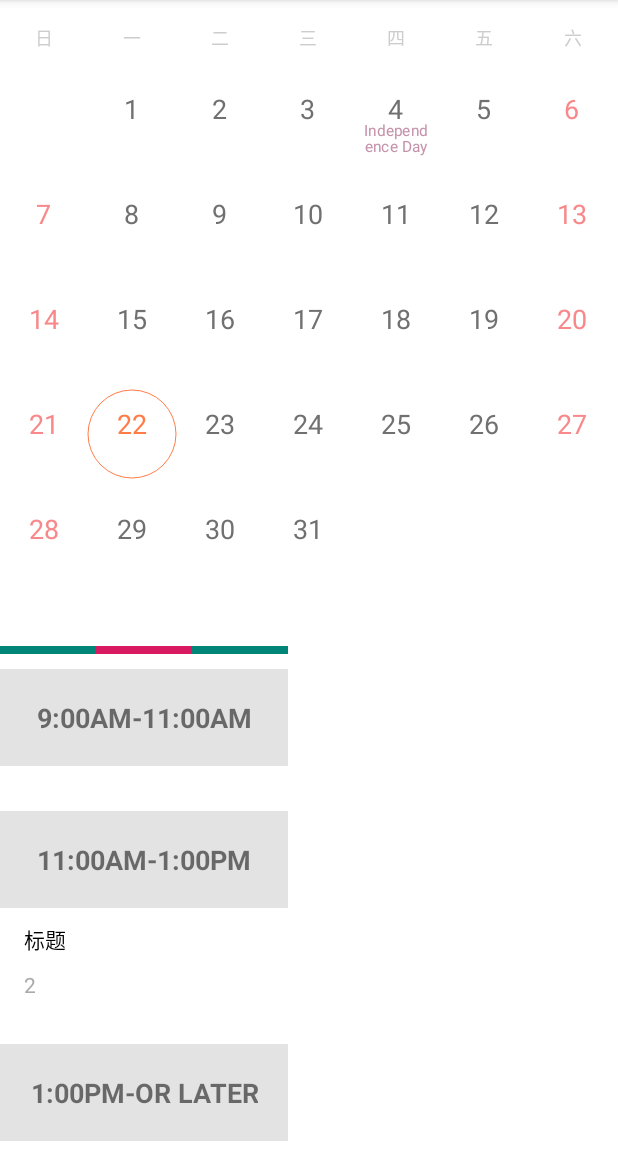
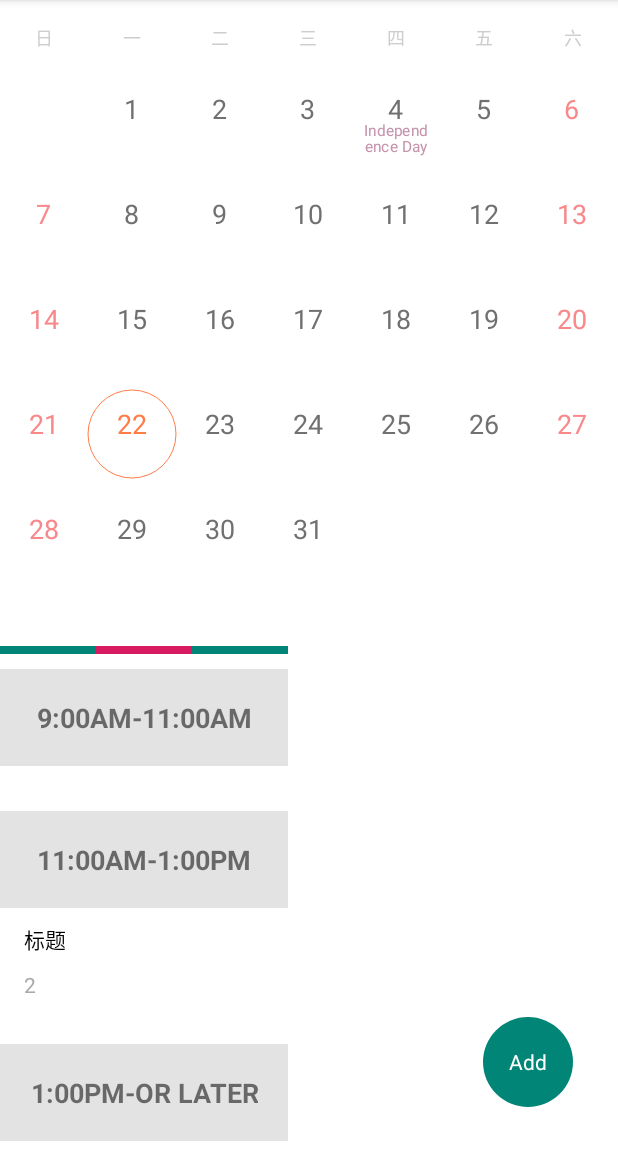
Before and after one commit to zhuandian/MedicineService, an Android app: the screen it shows after launch (MainActivity), on a phone screen of 412 x 824 dp, the part 84-1236 px from its top. Run offline under Robolectric (Android 15) with nearby library versions, the phone set to English and light mode, and no system bars.

Commit message:
首页添加按钮改完圆形按钮

```diff
--- a/app/src/main/java/com/zhuandian/medicineserver/datepicker/MainActivity.java
+++ b/app/src/main/java/com/zhuandian/medicineserver/datepicker/MainActivity.java
@@ -38,7 +38,7 @@ public class MainActivity extends AppCompatActivity implements MonthView.OnDateC
     private TextView weekTxt;
     private Calendar now;
     private LinearLayout llAddContainer;
-    private Button btnAdd;
+    private TextView btnAdd;
     private SQLiteDatabase dbWrite;
     private DBHelper helper;
     private String dateStr;
@@ -61,7 +61,7 @@ public class MainActivity extends AppCompatActivity implements MonthView.OnDateC
         contentLayout = (LinearLayout) findViewById(R.id.content_layout);
         weekTxt = (TextView) findViewById(R.id.week_text);
         llAddContainer = (LinearLayout) findViewById(R.id.ll_add_container);
-        btnAdd = (Button) findViewById(R.id.btn_add);
+        btnAdd = (TextView) findViewById(R.id.btn_add);
         btnAdd.setOnClickListener(new View.OnClickListener() {
             @Override
             public void onClick(View v) {
@@ -99,7 +99,7 @@ public class MainActivity extends AppCompatActivity implements MonthView.OnDateC
             String count = cursor.getString(cursor.getColumnIndex("count"));
             String title = cursor.getString(cursor.getColumnIndex("title"));
             String time = cursor.getString(cursor.getColumnIndex("time"));
-            if (date.contains(dateStr)){
+            if (date.contains(dateStr)) {
                 DbEntity dbEntity = new DbEntity();
                 dbEntity.setCount(count);
                 dbEntity.setDate(date);
@@ -109,15 +109,12 @@ public class MainActivity extends AppCompatActivity implements MonthView.OnDateC
             }
         }
 
-        if (dbEntityList.size()>0){
-            llAddContainer.setVisibility(View.GONE);
-                MyListView child = new MyListView(this);
+        if (dbEntityList.size() > 0) {
+            MyListView child = new MyListView(this);
 //                child.setDbEntityList(dbEntityList);
-                child.initView(dbEntityList);
-                contentLayout.addView(child);
+            child.initView(dbEntityList);
+            contentLayout.addView(child);
 
-        }else {
-            llAddContainer.setVisibility(View.VISIBLE);
         }
     }
 
--- /dev/null
+++ b/app/src/main/res/drawable/btn_bg.xml
@@ -0,0 +1,8 @@
+<?xml version="1.0" encoding="utf-8"?>
+<shape xmlns:android="http://schemas.android.com/apk/res/android"
+    android:shape="oval">
+    <size
+        android:width="30dp"
+        android:height="30dp" />
+    <solid android:color="@color/colorPrimary" />
+</shape>
--- a/app/src/main/res/layout/activity_main_datapicker.xml
+++ b/app/src/main/res/layout/activity_main_datapicker.xml
@@ -1,5 +1,9 @@
 <?xml version="1.0" encoding="utf-8"?>
-<LinearLayout xmlns:android="http://schemas.android.com/apk/res/android"
+<RelativeLayout xmlns:android="http://schemas.android.com/apk/res/android"
+    android:layout_width="match_parent"
+    android:layout_height="match_parent">
+
+    <LinearLayout
         android:layout_width="match_parent"
         android:layout_height="match_parent"
         android:background="@color/colorWhite"
@@ -33,29 +37,6 @@
                     android:textSize="12sp"
                     android:visibility="invisible" />
 
-            <LinearLayout
-                android:id="@+id/ll_add_container"
-                android:layout_width="match_parent"
-                android:layout_height="wrap_content"
-                android:orientation="vertical">
-
-                <TextView
-                    android:layout_width="match_parent"
-                    android:layout_height="wrap_content"
-                    android:gravity="center"
-                    android:text="No reminder today, click the button to add"
-                    android:textColor="#999"
-                    android:textSize="18sp" />
-
-                <Button
-                    android:id="@+id/btn_add"
-                    android:layout_width="match_parent"
-                    android:layout_height="wrap_content"
-                    android:layout_margin="30dp"
-                    android:background="@color/colorPrimary"
-                    android:text="Add"
-                    android:textColor="@color/colorWhite" />
-            </LinearLayout>
 
                 <LinearLayout
                     android:id="@+id/content_layout"
@@ -77,3 +58,25 @@
 
 
     </LinearLayout>
+
+    <LinearLayout
+        android:id="@+id/ll_add_container"
+        android:layout_width="wrap_content"
+        android:layout_height="wrap_content"
+        android:layout_alignParentRight="true"
+        android:layout_alignParentBottom="true"
+        android:layout_margin="30dp"
+        android:orientation="vertical">
+
+
+        <TextView
+            android:id="@+id/btn_add"
+            android:layout_width="60dp"
+            android:layout_height="60dp"
+            android:background="@drawable/btn_bg"
+            android:gravity="center"
+            android:text="Add"
+            android:textColor="@color/colorWhite" />
+    </LinearLayout>
+
+</RelativeLayout>
```
Lines whose indentation alone changed are shown as unchanged.
